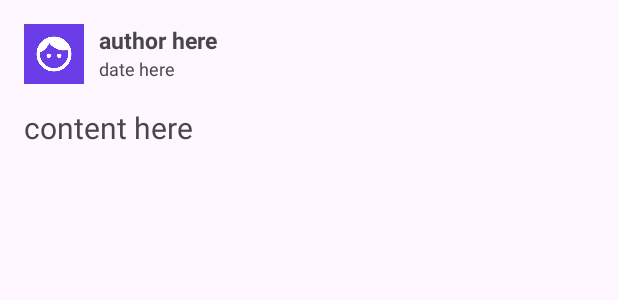
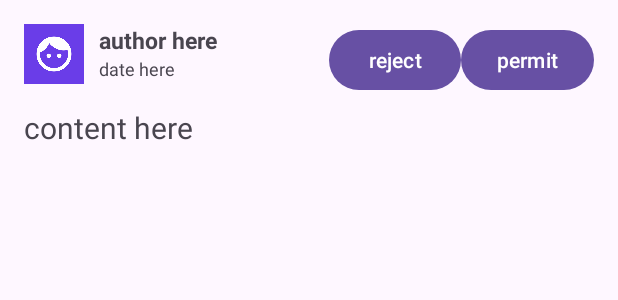
Before and after one commit to mzEntity/mood_diary, an Android app: the layout friend_request_list_item.xml on its own in the app's theme, with its tools: preview values and no code run, on a phone screen of 412 x 824 dp. Shown: the top 300 px of the screen. Run offline under Robolectric (Android 15) with nearby library versions, the phone set to English and light mode, and no system bars.

Commit message:
feat(front): respond to request

```diff
--- a/front/app/src/main/java/com/example/myapplication/common/Config.java
+++ b/front/app/src/main/java/com/example/myapplication/common/Config.java
@@ -8,6 +8,8 @@ public class Config {
     public static final HashMap<Integer, String> moodMap = new HashMap<>();
 
     public static final HashMap<Integer, String> requestMap = new HashMap<>();
+
+    public static final HashMap<String, Integer> requestMapIS = new HashMap<>();
 
     public static final String waitForCheck = "1";
 
@@ -23,5 +25,8 @@ public class Config {
         requestMap.put(1, "待审核");
         requestMap.put(2, "已通过");
         requestMap.put(3, "已拒绝");
+        requestMapIS.put("待审核", 1);
+        requestMapIS.put("已通过", 2);
+        requestMapIS.put("已拒绝", 3);
     }
 }
--- a/front/app/src/main/java/com/example/myapplication/fragment/Friend/response/FriendRequestFragment.java
+++ b/front/app/src/main/java/com/example/myapplication/fragment/Friend/response/FriendRequestFragment.java
@@ -66,7 +66,7 @@ public class FriendRequestFragment extends Fragment {
                         }
 
                         ListView lv = view.findViewById(R.id.friend_request_list);
-                        FriendRequestBaseAdapter adapter = new FriendRequestBaseAdapter(view.getContext(), requestItemList);
+                        FriendRequestBaseAdapter adapter = new FriendRequestBaseAdapter(requireActivity(), view.getContext(), requestItemList);
 
                         lv.setAdapter(adapter);
                     } catch (JSONException e) {
--- a/front/app/src/main/res/layout/friend_request_list_item.xml
+++ b/front/app/src/main/res/layout/friend_request_list_item.xml
@@ -34,4 +34,18 @@
         android:layout_alignParentLeft="true"
         android:layout_below="@id/friend_request_list_item_avatar"
         android:text="content here"/>
+    <Button
+        android:id="@+id/friend_request_list_item_reject_button"
+        android:layout_width="wrap_content"
+        android:layout_height="wrap_content"
+        android:layout_toLeftOf="@id/friend_request_list_item_permit_button"
+        android:layout_alignParentTop="true"
+        android:text="reject" />
+    <Button
+        android:id="@+id/friend_request_list_item_permit_button"
+        android:layout_width="wrap_content"
+        android:layout_height="wrap_content"
+        android:layout_alignParentRight="true"
+        android:layout_alignParentTop="true"
+        android:text="permit" />
 </RelativeLayout>
```
Also changed, not shown: front/app/src/main/java/com/example/myapplication/fragment/Friend/response/FriendRequestBaseAdapter.java (+66 -2 lines).
